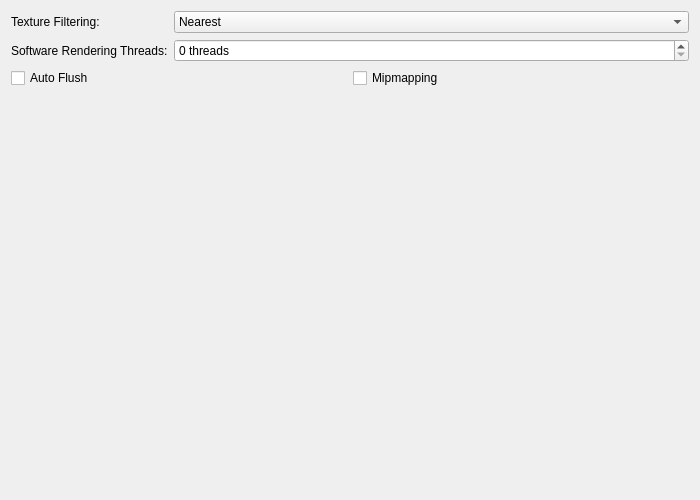
The window that pcsx2-qt/Settings/GraphicsSoftwareRenderingSettingsTab.ui (PCSX2/pcsx2) describes before a commit, drawn with Qt 5.
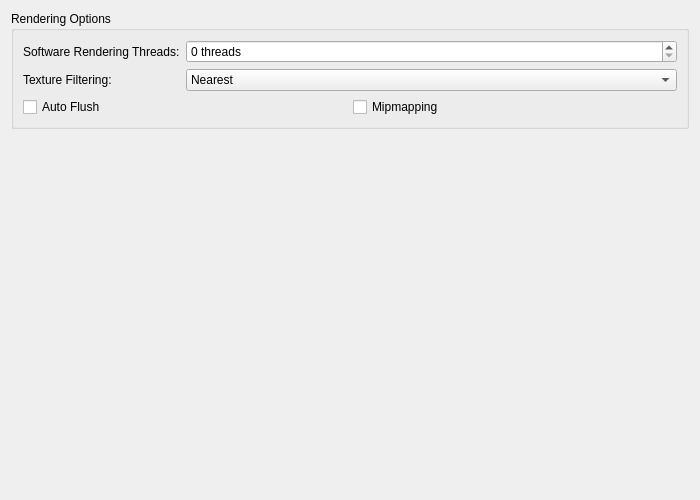
The same window after the commit.

Commit message: Qt: Re-arrange Display Settings layout

Diff of the .ui file:
```diff
--- a/pcsx2-qt/Settings/GraphicsSoftwareRenderingSettingsTab.ui
+++ b/pcsx2-qt/Settings/GraphicsSoftwareRenderingSettingsTab.ui
@@ -13,8 +13,14 @@
   <property name="windowTitle">
    <string/>
   </property>
-  <layout class="QGridLayout" name="gridLayout" columnstretch="0,1">
-   <item row="1" column="0">
+  <layout class="QGridLayout" name="gridLayout" columnstretch="0,0">
+   <item row="2" column="0" colspan="2">
+    <widget class="QGroupBox" name="swGroupBox">
+     <property name="title">
+      <string>Rendering Options</string>
+     </property>
+     <layout class="QGridLayout" name="gridLayout_2" columnstretch="0,1">
+      <item row="0" column="0">
     <widget class="QLabel" name="extraSWThreadsLabel">
      <property name="text">
       <string>Software Rendering Threads:</string>
@@ -24,35 +30,7 @@
      </property>
     </widget>
    </item>
-   <item row="0" column="0">
-    <widget class="QLabel" name="swTextureFilteringLabel">
-     <property name="text">
-      <string>Texture Filtering:</string>
-     </property>
-     <property name="buddy">
-      <cstring>swTextureFiltering</cstring>
-     </property>
-    </widget>
-   </item>
-   <item row="2" column="0" colspan="2">
-    <layout class="QGridLayout" name="swRenderingLayout">
-     <item row="0" column="1">
-      <widget class="QCheckBox" name="swMipmap">
-       <property name="text">
-        <string>Mipmapping</string>
-       </property>
-      </widget>
-     </item>
-     <item row="0" column="0">
-      <widget class="QCheckBox" name="swAutoFlush">
-       <property name="text">
-        <string>Auto Flush</string>
-       </property>
-      </widget>
-     </item>
-    </layout>
-   </item>
-   <item row="0" column="1">
+      <item row="2" column="1">
     <widget class="QComboBox" name="swTextureFiltering">
      <property name="enabled">
       <bool>true</bool>
@@ -82,13 +60,44 @@
      </item>
     </widget>
    </item>
-   <item row="1" column="1">
+      <item row="0" column="1">
     <widget class="QSpinBox" name="extraSWThreads">
      <property name="suffix">
       <string> threads</string>
      </property>
     </widget>
    </item>
+      <item row="2" column="0">
+       <widget class="QLabel" name="swTextureFilteringLabel">
+        <property name="text">
+         <string>Texture Filtering:</string>
+        </property>
+        <property name="buddy">
+         <cstring>swTextureFiltering</cstring>
+        </property>
+       </widget>
+      </item>
+      <item row="3" column="0" colspan="2">
+       <layout class="QGridLayout" name="swRenderingGridLayout">
+        <item row="0" column="1">
+         <widget class="QCheckBox" name="swMipmap">
+          <property name="text">
+           <string>Mipmapping</string>
+          </property>
+         </widget>
+        </item>
+        <item row="0" column="0">
+         <widget class="QCheckBox" name="swAutoFlush">
+          <property name="text">
+           <string>Auto Flush</string>
+          </property>
+         </widget>
+        </item>
+       </layout>
+      </item>
+     </layout>
+    </widget>
+   </item>
    <item row="3" column="0">
     <spacer name="verticalSpacer">
      <property name="orientation">
```
Left out of the diff: 2 changed lines with no effect on the pictures. Lines whose indentation alone changed are shown as unchanged. The commit also changes 4 other files.
